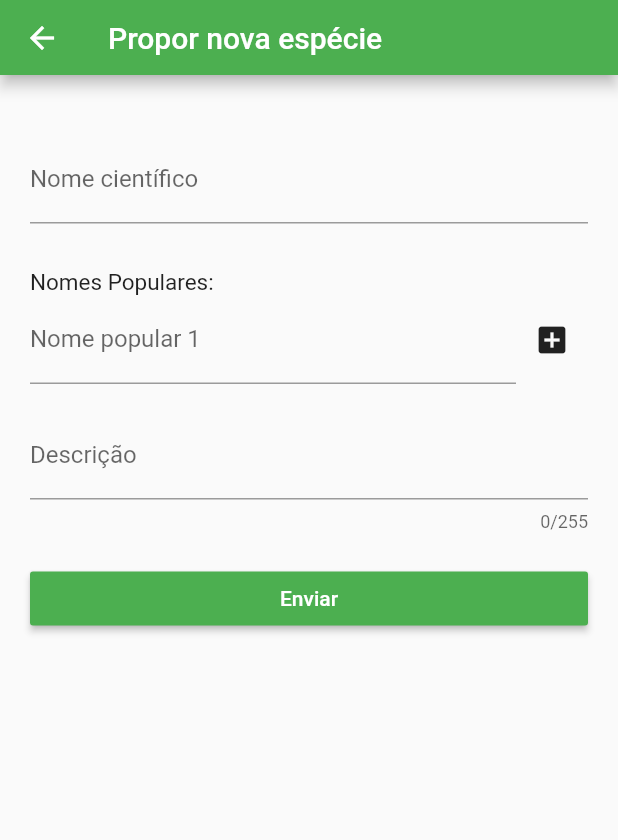
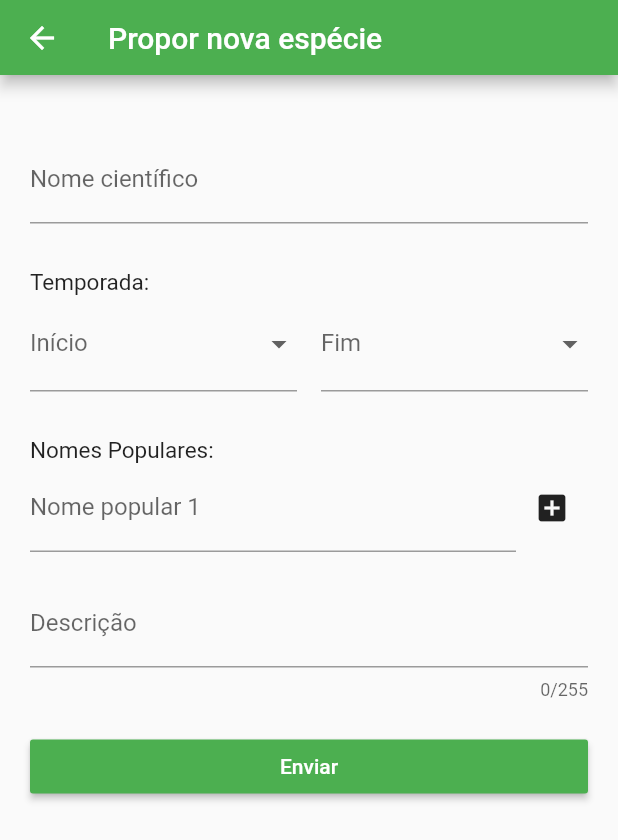
Before and after one commit to MatTerra/Fruity-App, a Flutter app: the ProposeSpeciesPage screen opened directly, after a tap on "Enviar", on a phone screen of 412 x 824 dp. Shown: the top 840 px of the screen. Run offline on Flutter 3.47's test engine with Material 2 defaults, Android fonts, the phone set to English and light mode, and no system bars; drawn by our look-alikes of flutter_form_builder; our stand-ins replace card_swiper, firebase_auth, firebase_core, form_builder_validators; missing offline and left inert: firebase_ui_auth; accounts and stored records are empty; statements that could not run were skipped.

Commit message:
Add season on propose species

```diff
--- a/lib/pages/propose_species.dart
+++ b/lib/pages/propose_species.dart
@@ -6,7 +6,7 @@ import 'package:flutter_form_builder/flutter_form_builder.dart';
 import 'package:form_builder_validators/form_builder_validators.dart';
 import 'package:fruity/app/components/fruity_app_bar.dart';
 import 'package:firebase_auth/firebase_auth.dart';
-import 'package:fruity/pages/speciesDetailPage.dart';
+import 'package:fruity/pages/species_detail_page.dart';
 
 import '../domain/entities/species.dart';
 import '../domain/repository/species_repository.dart';
@@ -62,6 +62,20 @@ class _ProposeSpeciesPageState extends State<ProposeSpeciesPage> {
 
   @override
   Widget build(BuildContext context) {
+    var months = [
+      'Jan',
+      'Fev',
+      'Mar',
+      'Abr',
+      'Mai',
+      'Jun',
+      'Jul',
+      'Ago',
+      'Set',
+      'Out',
+      'Nov',
+      'Dez'
+    ];
     return Scaffold(
         appBar: const FruityAppBar('Propor nova espécie'),
         body: SingleChildScrollView(
@@ -78,6 +92,38 @@ class _ProposeSpeciesPageState extends State<ProposeSpeciesPage> {
                           decoration: const InputDecoration(
                             label: Text('Nome científico'),
                           ),
+                        ),
+                        const SizedBox(height: 30),
+                        const Row(
+                          children: [
+                            Text("Temporada:", style: TextStyle(fontSize: 15.0))
+                          ],
+                        ),
+                        Row(
+                          children: [
+                            Expanded(
+                                child: Padding(
+                                    padding: EdgeInsets.only(right: 8),
+                                    child: FormBuilderDropdown(
+                                        name: "begin",
+                                        validator:
+                                            FormBuilderValidators.required(),
+                                        decoration: const InputDecoration(
+                                          label: Text('Início'),
+                                        ),
+                                        items: monthsDropdownItems(months)))),
+                            Expanded(
+                                child: Padding(
+                                    padding: EdgeInsets.only(left: 8),
+                                    child: FormBuilderDropdown(
+                                        name: "end",
+                                        validator:
+                                            FormBuilderValidators.required(),
+                                        decoration: const InputDecoration(
+                                          label: Text('Fim'),
+                                        ),
+                                        items: monthsDropdownItems(months)))),
+                          ],
                         ),
                         const SizedBox(height: 30),
                         const Row(
@@ -118,6 +164,14 @@ class _ProposeSpeciesPageState extends State<ProposeSpeciesPage> {
                     )))));
   }
 
+  List<DropdownMenuItem<int>> monthsDropdownItems(List<String> months) {
+    return months
+        .asMap()
+        .entries
+        .map((m) => DropdownMenuItem(value: m.key, child: Text(m.value)))
+        .toList();
+  }
+
   void submit() {
     _formKey.currentState!.saveAndValidate();
     var formValues = _formKey.currentState!.value;
@@ -134,8 +188,8 @@ class _ProposeSpeciesPageState extends State<ProposeSpeciesPage> {
         description: formValues['description'] ?? '',
         links: [],
         picturesUrl: [],
-        seasonStartMonth: 1,
-        seasonEndMonth: 2);
+        seasonStartMonth: formValues['begin'],
+        seasonEndMonth: formValues['end']);
     if (_formKey.currentState!.isValid) {
       repository.createSpecies(species).then(goToNewSpeciesDetails);
     }
@@ -150,7 +204,7 @@ class _ProposeSpeciesPageState extends State<ProposeSpeciesPage> {
         context,
         MaterialPageRoute(
             builder: (context) => SpeciesDetailPage(species: value)),
-    ModalRoute.withName("/home"));
+        ModalRoute.withName("/home"));
   }
 }
 
```
Also changed, not shown: lib/app/components/species_list_item.dart (+1 -7 lines), lib/pages/species_detail_page.dart (renamed from lib/pages/speciesDetailPage.dart).
